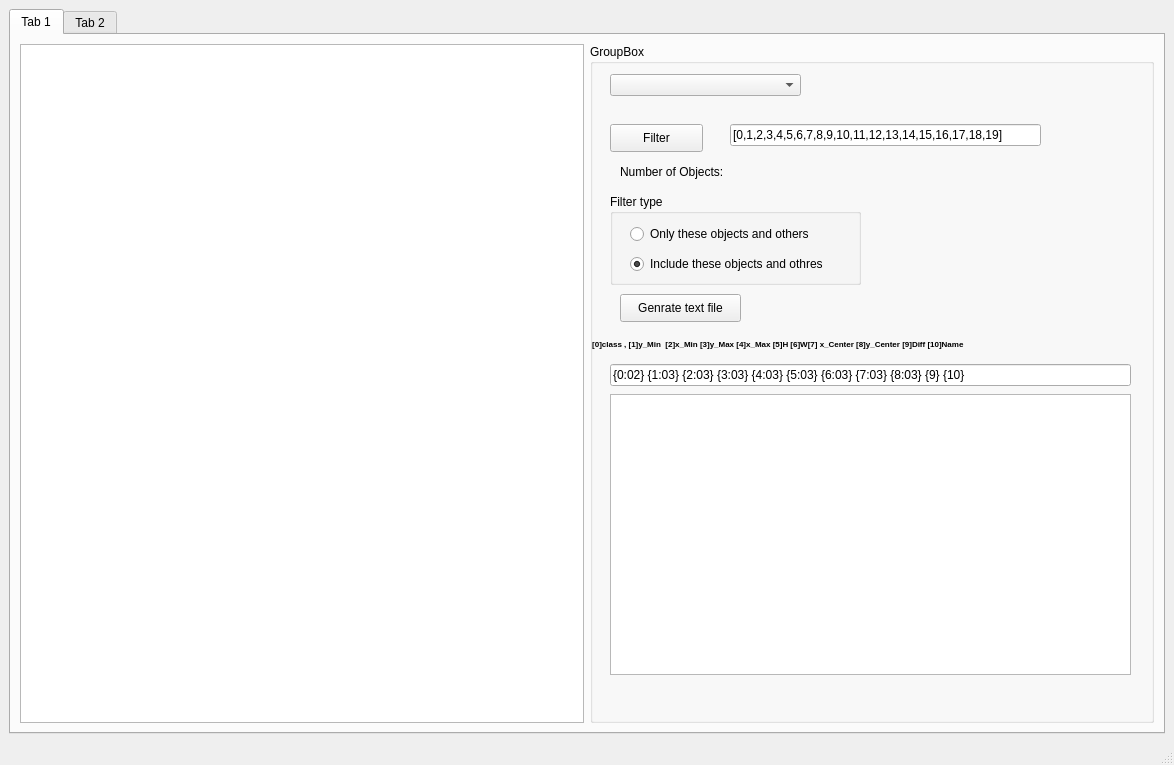
Old version of the form main_ui.ui in the repository Alibhji/Pascal_VOC_DataLoader.
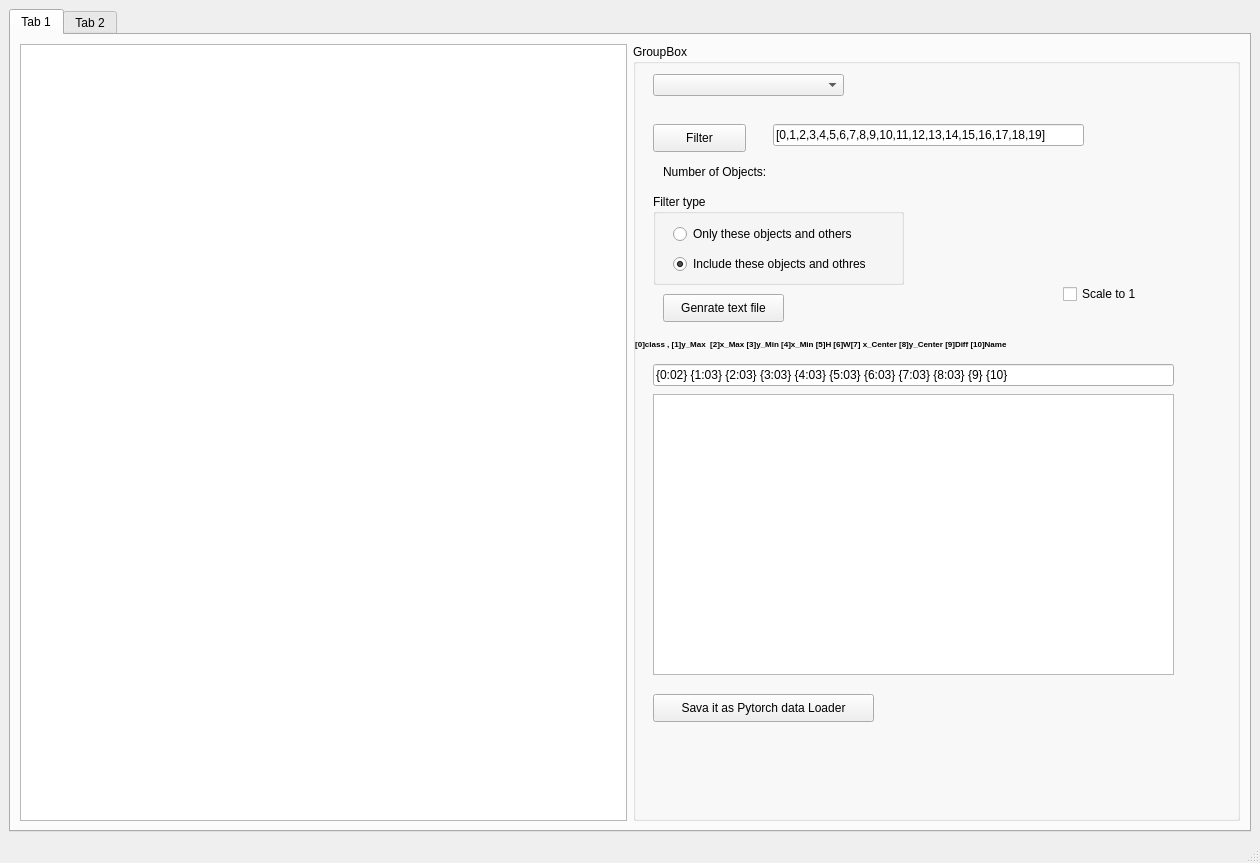
New version of the form.

Commit message: Add Image size loading to app! The text file is grouped by image name and saves data as -->data_new_format.txt

Diff of the .ui file:
```diff
--- a/main_ui.ui
+++ b/main_ui.ui
@@ -6,8 +6,8 @@
    <rect>
     <x>0</x>
     <y>0</y>
-    <width>1174</width>
-    <height>765</height>
+    <width>1260</width>
+    <height>863</height>
    </rect>
   </property>
   <property name="windowTitle">
@@ -233,7 +233,33 @@
             </font>
            </property>
            <property name="text">
-            <string> [0]class , [1]y_Min  [2]x_Min [3]y_Max [4]x_Max [5]H [6]W[7] x_Center [8]y_Center [9]Diff [10]Name</string>
+            <string> [0]class , [1]y_Max  [2]x_Max [3]y_Min [4]x_Min [5]H [6]W[7] x_Center [8]y_Center [9]Diff [10]Name</string>
+           </property>
+          </widget>
+          <widget class="QPushButton" name="btn_create_dataloader_torch">
+           <property name="geometry">
+            <rect>
+             <x>20</x>
+             <y>650</y>
+             <width>221</width>
+             <height>28</height>
+            </rect>
+           </property>
+           <property name="text">
+            <string>Sava it as Pytorch data Loader</string>
+           </property>
+          </widget>
+          <widget class="QCheckBox" name="chck_box_scale_to_1">
+           <property name="geometry">
+            <rect>
+             <x>430</x>
+             <y>240</y>
+             <width>81</width>
+             <height>20</height>
+            </rect>
+           </property>
+           <property name="text">
+            <string>Scale to 1</string>
            </property>
           </widget>
          </widget>
```
Left out of the diff: 5 changed lines with no effect on the pictures. The commit also changes 5 other files.
